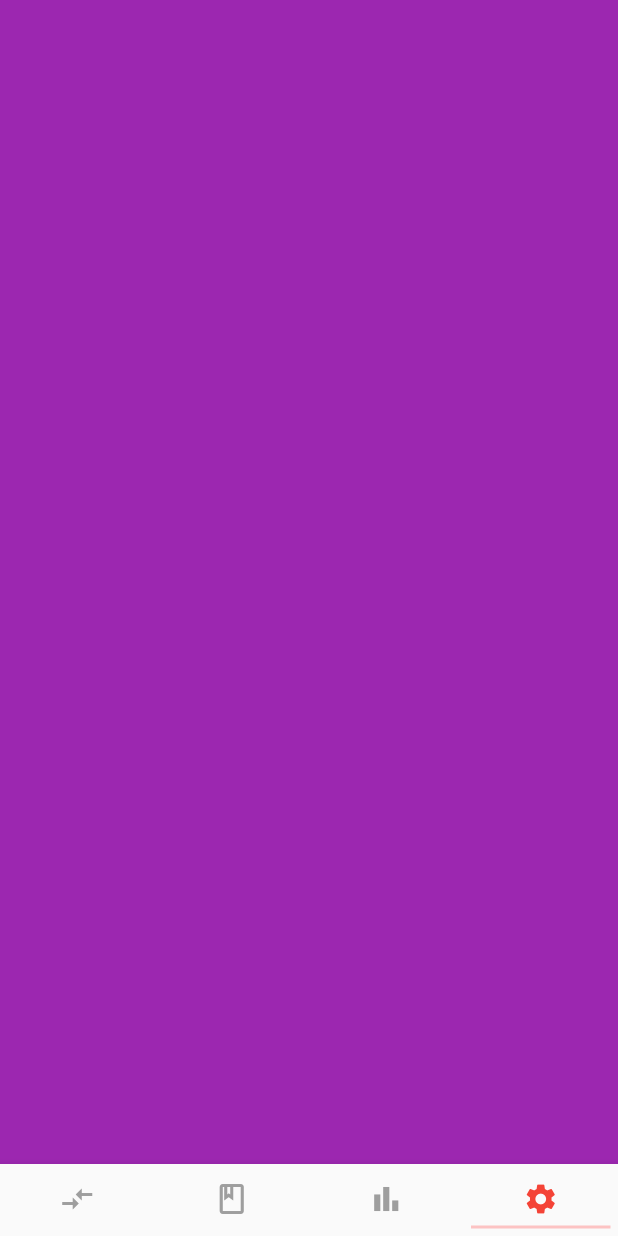
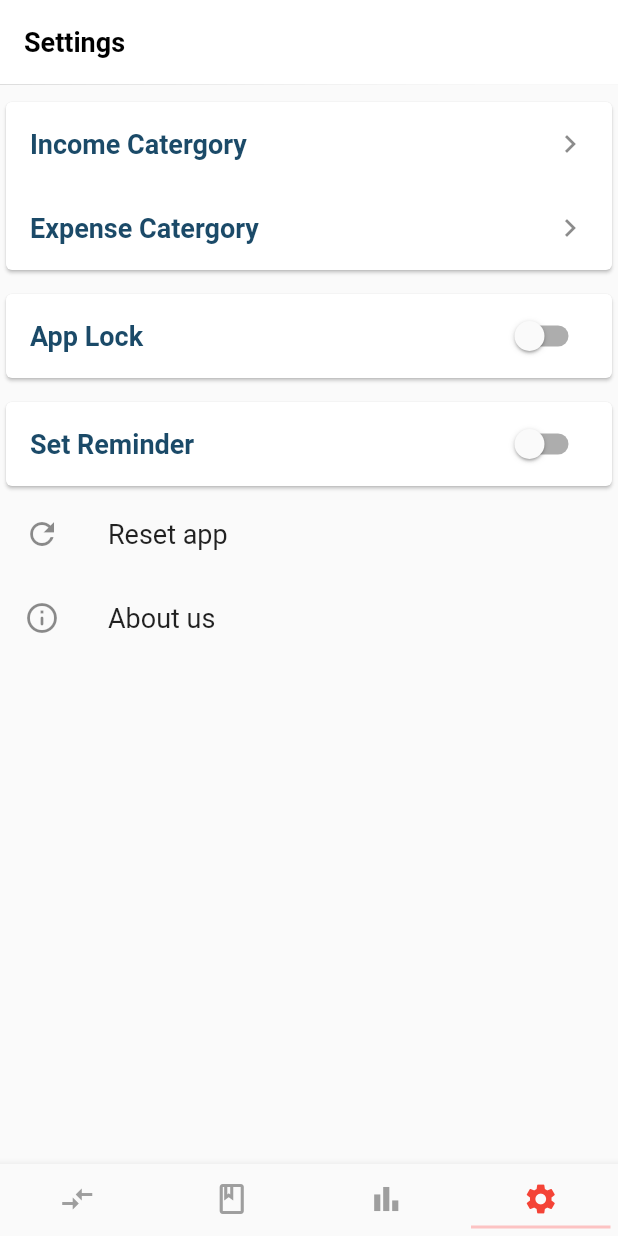
Before and after one commit to ArshadZanin/MoneyQuipo_with_GetX, a Flutter app: the screen it shows after launch, item 4 of the bottom bar chosen, on a phone screen of 412 x 824 dp. Run offline on Flutter 3.47's test engine with Material 2 defaults, Android fonts, the phone set to English and light mode, and no system bars; our stand-ins replace animate_do, flutter_local_notifications, get, google_fonts, lottie, percent_indicator and 4 more; accounts and stored records are empty.

Commit message:
some changes

```diff
--- a/lib/refactored/core/controllers/add_transaction_controller.dart
+++ b/lib/refactored/core/controllers/add_transaction_controller.dart
@@ -59,10 +59,10 @@ class AddTransactionController extends GetxController {
 
   Future<void> addCategory(String name) async {
     final category = Category(
-      name: name,
+      name: name.capitalizeFirst,
       type: transactionType.value,
     );
-    await categoryDb.insetCategory([category]);
+    await categoryDb.insertCategory([category]);
     catergories.add(name);
   }
 
--- /dev/null
+++ b/lib/refactored/core/controllers/setting_controller.dart
@@ -0,0 +1,14 @@
+import 'package:get/get.dart';
+import 'package:money_management/refactored/core/controllers/shared_pref_controller.dart';
+
+class SettingsController extends GetxController {
+  final pref = Get.put(SharedPrefController());
+
+  RxBool appLock = RxBool(false);
+  RxBool setReminder = RxBool(false);
+
+  void initialize() {
+    appLock.value = pref.isSecured();
+    setReminder.value = pref.setReminder();
+  }
+}
--- a/lib/refactored/core/database/category_db.dart
+++ b/lib/refactored/core/database/category_db.dart
@@ -34,7 +34,7 @@ class CategoryDb extends GetxController{
   }
 
   ///this function is used to insert the category into database
-  Future<int> insetCategory(
+  Future<int> insertCategory(
     List<Category> categories,
   ) async {
     int result = 0;
--- a/lib/refactored/screens/home_screen.dart
+++ b/lib/refactored/screens/home_screen.dart
@@ -1,6 +1,7 @@
 import 'package:flutter/material.dart';
 import 'package:money_management/refactored/screens/account_details_screen.dart';
 import 'package:money_management/refactored/screens/analytics_screen.dart';
+import 'package:money_management/refactored/screens/settings_screen.dart';
 import 'package:money_management/refactored/screens/transaction_screen.dart';
 
 class HomeScreen extends StatefulWidget {
@@ -26,14 +27,11 @@ class _HomeScreenState extends State<HomeScreen>
       backgroundColor: Colors.white,
       body: TabBarView(
         controller: controller,
-        children: [
+        children: const [
           TransactionScreen(),
-          const AccountDetailsScreen(),
-          const AnalyticsScreen(),
-          // Settings(),
-          Scaffold(
-            backgroundColor: Colors.purple,
-          ),
+          AccountDetailsScreen(),
+          AnalyticsScreen(),
+          SettingsScreen(),
         ],
       ),
       bottomNavigationBar: Container(
--- /dev/null
+++ b/lib/refactored/screens/settings_screen.dart
@@ -0,0 +1,169 @@
+import 'package:flutter/material.dart';
+import 'package:get/get.dart';
+import 'package:money_management/refactored/core/constants/app_colors.dart';
+import 'package:money_management/refactored/core/controllers/setting_controller.dart';
+import 'package:money_management/refactored/core/models/transaction.dart';
+import 'package:money_management/refactored/screens/catergory_configure_screen.dart';
+import 'package:money_management/refactored/screens/security_screen.dart';
+import 'package:money_management/refactored/widgets/space/m_space.dart';
+import 'package:money_management/refactored/widgets/text/m_text.dart';
+
+class SettingsScreen extends StatefulWidget {
+  const SettingsScreen({super.key});
+
+  @override
+  State<SettingsScreen> createState() => _SettingsScreenState();
+}
+
+class _SettingsScreenState extends State<SettingsScreen> {
+  final controller = Get.put(SettingsController());
+  @override
+  void initState() {
+    Future.delayed(Duration.zero, () {
+      controller.initialize();
+    });
+    super.initState();
+  }
+
+  @override
+  Widget build(BuildContext context) {
+    return Scaffold(
+      appBar: AppBar(
+        elevation: 0.2,
+        backgroundColor: Colors.white,
+        title: const MText(
+          text: 'Settings',
+          fontSize: 18,
+          color: Colors.black,
+          fontWeight: FontWeight.bold,
+        ),
+      ),
+      body: ListView(
+        children: [
+          MSpace.vertical(8),
+          Card(
+            color: Colors.white,
+            child: Column(
+              crossAxisAlignment: CrossAxisAlignment.start,
+              children: List.generate(TransactionType.values.length, (index) {
+                final type = TransactionType.values[index];
+                return ListTile(
+                  onTap: () {
+                    Get.to(
+                      () => CategoryConfigureScreen(
+                        transactionType: type,
+                      ),
+                    );
+                  },
+                  title: MText(
+                    text: '${type.name.capitalizeFirst} Catergory',
+                    color: AppColor.tertiary,
+                    fontSize: 18,
+                    fontWeight: FontWeight.bold,
+                  ),
+                  trailing: const Icon(Icons.keyboard_arrow_right),
+                );
+              }),
+            ),
+          ),
+          MSpace.vertical(8),
+          Obx(() {
+            return Card(
+              color: Colors.white,
+              child: Column(
+                mainAxisSize: MainAxisSize.min,
+                children: [
+                  SwitchListTile(
+                    title: const MText(
+                      text: 'App Lock',
+                      color: AppColor.tertiary,
+                      fontSize: 18,
+                      fontWeight: FontWeight.bold,
+                    ),
+                    value: controller.appLock.value,
+                    onChanged: (bool newValue) async {
+                      if (newValue) {
+                        Get.to(
+                          () => SecurityScreen(
+                            setPasscode: true,
+                            onSuccess: (passcode) {
+                              Get.back();
+                              controller.pref
+                                  .updateSecurity(security: passcode);
+                              controller.appLock.value = newValue;
+                            },
+                          ),
+                        );
+                      } else {
+                        Get.to(
+                          () => SecurityScreen(
+                            setPasscode: false,
+                            onSuccess: (passcode) async {
+                              Get.back();
+                              controller.pref.updateSecurity();
+                              controller.appLock.value = newValue;
+                            },
+                          ),
+                        );
+                      }
+                    },
+                  ),
+                  if (controller.appLock.value)
+                    ListTile(
+                      onTap: () {
+                        Get.to(
+                          () => SecurityScreen(
+                            setPasscode: true,
+                            onSuccess: (passcode) async {
+                              Get.back();
+                              controller.pref.updateSecurity(
+                                security: passcode,
+                              );
+                            },
+                          ),
+                        );
+                      },
+                      title: const MText(
+                        text: 'Change passcode',
+                        color: AppColor.tertiary,
+                        fontSize: 18,
+                        fontWeight: FontWeight.bold,
+                      ),
+                    ),
+                ],
+              ),
+            );
+          }),
+          MSpace.vertical(8),
+          Obx(() {
+            return Card(
+              color: Colors.white,
+              child: SwitchListTile(
+                title: const MText(
+                  text: 'Set Reminder',
+                  color: AppColor.tertiary,
+                  fontSize: 18,
+                  fontWeight: FontWeight.bold,
+                ),
+                value: controller.setReminder.value,
+                onChanged: (bool newValue) async {
+                  controller.setReminder.value = newValue;
+                },
+              ),
+            );
+          }),
+          ListTile(
+            onTap: () {},
+            leading: const Icon(Icons.refresh_outlined),
+            title: const MText(text: 'Reset app'),
+          ),
+          ListTile(
+            onTap: () {},
+            leading: const Icon(Icons.info_outline_rounded),
+            title: const MText(text: 'About us'),
+          ),
+        ],
+      ),
+    );
+  }
+}
--- a/lib/refactored/screens/transaction_screen.dart
+++ b/lib/refactored/screens/transaction_screen.dart
@@ -10,7 +10,7 @@ import 'package:money_management/refactored/widgets/text/m_text.dart';
 import 'package:percent_indicator/linear_percent_indicator.dart';
 
 class TransactionScreen extends StatefulWidget {
-  TransactionScreen({Key? key}) : super(key: key);
+  const TransactionScreen({Key? key}) : super(key: key);
 
   @override
   State<TransactionScreen> createState() => _TransactionScreenState();
```
Also changed, not shown: lib/refactored/core/controllers/category_configure_controller.dart (added, +44 -0 lines), lib/refactored/core/controllers/security_controller.dart (+67 -16 lines), lib/refactored/core/controllers/shared_pref_controller.dart (+20 -0 lines), lib/refactored/core/controllers/splash_controller.dart (+8 -1 lines), lib/refactored/screens/catergory_configure_screen.dart (added, +191 -0 lines), lib/refactored/screens/security_screen.dart (+32 -4 lines).
